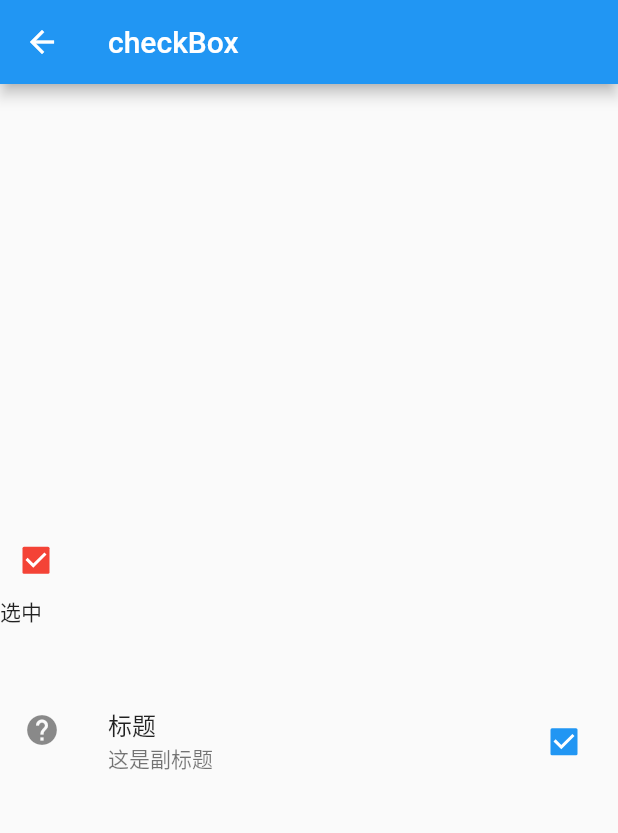
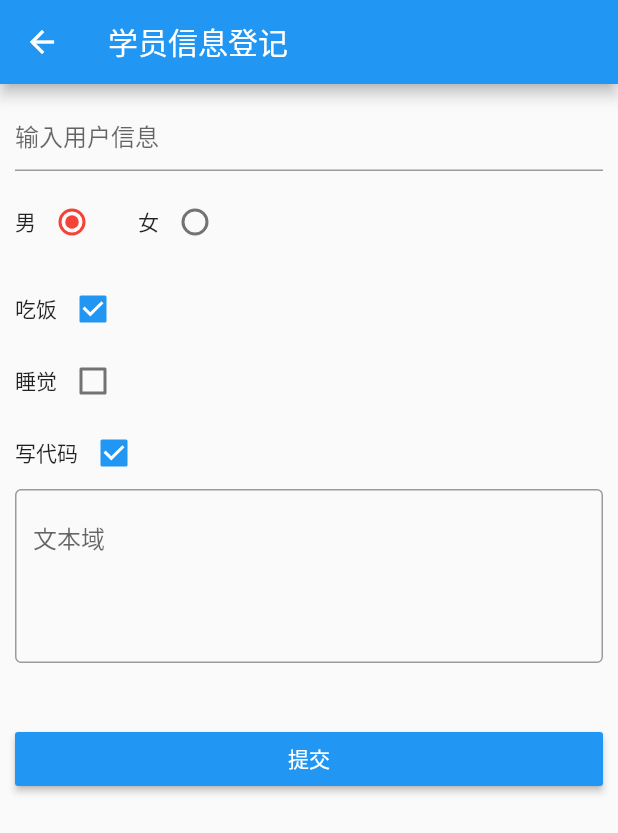
Before and after one commit to Andyyjg/flutterDemo, a Flutter app: the screen it shows after launch, on a phone screen of 412 x 824 dp. Shown: the top 833 px of the screen. Run offline on Flutter 3.47's test engine with Material 2 defaults, Android fonts, the phone set to English and light mode, and no system bars.

Commit message:
form表单

```diff
--- a/lib/main.dart
+++ b/lib/main.dart
@@ -16,7 +16,7 @@ class MyApp extends StatelessWidget {
     return MaterialApp(
       debugShowCheckedModeBanner: false,
       home: Tabs(),
-      initialRoute: '/check',
+      initialRoute: '/form',
       onGenerateRoute: onGenerateRoute,
     );
   }
--- /dev/null
+++ b/lib/pages/formDemo.dart
@@ -0,0 +1,144 @@
+import 'package:flutter/material.dart';
+
+class FormDemoPage extends StatefulWidget {
+  FormDemoPage({Key key}) : super(key: key);
+
+  @override
+  _FormDemoPageState createState() {
+    return _FormDemoPageState();
+  }
+}
+
+class _FormDemoPageState extends State<FormDemoPage> {
+  String uname;
+  String info = '';
+  int sex = 1;
+  List habbies = [
+    {'checked': true, 'title': '吃饭'},
+    {'checked': false, 'title': '睡觉'},
+    {'checked': true, 'title': '写代码'},
+  ];
+
+  void _setSexChanged(val) {
+    setState(() {
+      this.sex = val;
+    });
+  }
+
+  List<Widget> _getHobby() {
+    List<Widget> _list = [];
+    for (var i = 0; i < this.habbies.length; i++) {
+      _list.add(Row(
+        children: <Widget>[
+          Text(this.habbies[i]['title']),
+          Checkbox(
+            value: this.habbies[i]['checked'],
+            onChanged: (value) {
+              setState(() {
+                this.habbies[i]['checked'] = value;
+              });
+            },
+          )
+        ],
+      ));
+    }
+    return _list;
+  }
+
+  @override
+  void initState() {
+    super.initState();
+  }
+
+  @override
+  void dispose() {
+    super.dispose();
+  }
+
+  @override
+  Widget build(BuildContext context) {
+    // TODO: implement build
+    return Scaffold(
+      appBar: AppBar(
+        title: Text('学员信息登记'),
+      ),
+      body: Padding(
+        padding: EdgeInsets.all(10),
+        child: Column(
+//          mainAxisAlignment: MainAxisAlignment.center,
+          children: <Widget>[
+            TextField(
+              decoration: InputDecoration(hintText: '输入用户信息'),
+              onChanged: (val) {
+                setState(() {
+                  this.uname = val;
+                });
+              },
+            ),
+            SizedBox(
+              height: 10,
+            ),
+            Row(
+//              mainAxisAlignment: MainAxisAlignment.center,
+              children: <Widget>[
+                Text('男'),
+                Radio(
+                  activeColor: Colors.red,
+                  value: 1,
+                  onChanged: _setSexChanged,
+                  groupValue: this.sex,
+                ),
+                SizedBox(
+                  width: 20,
+                ),
+                Text('女'),
+                Radio(
+                  activeColor: Colors.red,
+                  value: 2,
+                  onChanged: _setSexChanged,
+                  groupValue: this.sex,
+                ),
+              ],
+            ),
+            SizedBox(
+              height: 10,
+            ),
+            Wrap(
+              children: this._getHobby(),
+            ),
+            TextField(
+              maxLines: 4,
+              decoration: InputDecoration(
+                  hintText: '文本域',
+                  border: OutlineInputBorder(),
+//                  labelText: '文本'),
+              ),
+              onChanged: (value) {
+                setState(() {
+                  this.info = value;
+                });
+              },
+            ),
+            SizedBox(
+              height: 40,
+            ),
+            Row(
+              children: <Widget>[
+                Expanded(
+                  child: RaisedButton(
+                    color: Colors.blue,
+                    textColor: Colors.white,
+                    child: Text('提交'),
+                    onPressed: () {
+                      print('${uname}----${sex}--${this.habbies}');
+                    },
+                  ),
+                )
+              ],
+            )
+          ],
+        ),
+      ),
+    );
+  }
+}
--- a/lib/route/routes.dart
+++ b/lib/route/routes.dart
@@ -9,6 +9,8 @@ import '../pages/user.dart';
 import '../pages/buttons.dart';
 import '../pages/textFiledpage.dart';
 import '../pages/checkBoxDemo.dart';
+import '../pages/radioPage.dart';
+import '../pages/formDemo.dart';
 
 final routes = {
   '/': (context) => Tabs(),
@@ -19,7 +21,9 @@ final routes = {
   '/user':(context)=>UserPage(),
   '/button':(context)=>ButtonspPage(),
   '/textfiled':(context)=>TextFiledPage(),
-  '/check':(context)=>CheckBoxPage()
+  '/check':(context)=>CheckBoxPage(),
+  '/radio':(context)=>RadioDemoPage(),
+  '/form':(context)=>FormDemoPage()
 };
 
 
```
Also changed, not shown: lib/pages/radioPage.dart (added, +105 -0 lines).
